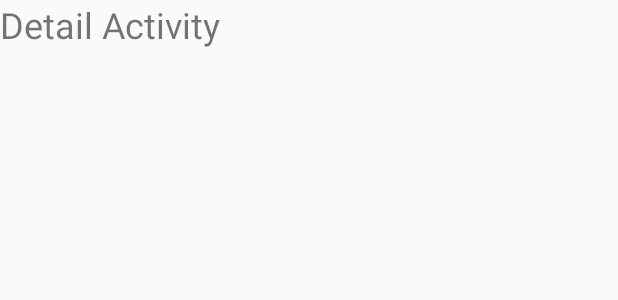
After one commit to parthkothari/PopularMovies, an Android app: the layout activity_detail.xml on its own in the app's theme, with its tools: preview values and no code run, on a phone screen of 412 x 824 dp. The commit adds this screen. Shown: the top 300 px of the screen. Run offline under Robolectric (Android 15) with nearby library versions, the phone set to English and light mode, and no system bars.

Commit message:
feat: Clicking on Poster opens a detail View
Implmented:
1) A new DetailActivity page
2) Starting the new activity when movie poster is clicked

```diff
--- a/app/build.gradle
+++ b/app/build.gradle
@@ -17,7 +17,7 @@ android {
         }
     }
 
-    buildTypes.each{
+    buildTypes.each {
         it.buildConfigField 'String', 'TMBDApiKey', TMBDApiKey
     }
 }
--- a/app/src/main/AndroidManifest.xml
+++ b/app/src/main/AndroidManifest.xml
@@ -2,7 +2,7 @@
 <manifest xmlns:android="http://schemas.android.com/apk/res/android"
     package="com.parthkothari.popularmovies">
 
-    <uses-permission android:name="android.permission.INTERNET"/>
+    <uses-permission android:name="android.permission.INTERNET" />
 
     <application
         android:allowBackup="true"
@@ -18,6 +18,7 @@
                 <category android:name="android.intent.category.LAUNCHER" />
             </intent-filter>
         </activity>
+        <activity android:name=".DetailActivity"></activity>
     </application>
 
 </manifest>
--- a/app/src/main/java/com/parthkothari/popularmovies/MainActivity.java
+++ b/app/src/main/java/com/parthkothari/popularmovies/MainActivity.java
@@ -1,5 +1,6 @@
 package com.parthkothari.popularmovies;
 
+import android.content.Intent;
 import android.net.Uri;
 import android.os.AsyncTask;
 import android.os.Bundle;
@@ -89,6 +90,10 @@ public class MainActivity extends AppCompatActivity implements RecyclerViewAdapt
     @Override
     public void onMovieCardClick(int clickedItemIndex) {
         Toast.makeText(this, "I see that you clicked on item " + clickedItemIndex, Toast.LENGTH_SHORT).show();
+
+        Intent intent  = new Intent(MainActivity.this, DetailActivity.class);
+        startActivity(intent);
+
     }
 
     public class HttpGetRequest extends AsyncTask<String, Void, String> {
--- /dev/null
+++ b/app/src/main/res/layout/activity_detail.xml
@@ -0,0 +1,14 @@
+<?xml version="1.0" encoding="utf-8"?>
+<RelativeLayout xmlns:android="http://schemas.android.com/apk/res/android"
+    xmlns:app="http://schemas.android.com/apk/res-auto"
+    xmlns:tools="http://schemas.android.com/tools"
+    android:layout_width="match_parent"
+    android:layout_height="match_parent"
+    tools:context=".DetailActivity">
+    <TextView
+        android:id="@+id/tv_detail_activity_text"
+        android:layout_width="wrap_content"
+        android:layout_height="wrap_content"
+        android:text="Detail Activity"
+        android:textSize="24sp"/>
+</RelativeLayout>
```
Also changed, not shown: app/src/main/java/com/parthkothari/popularmovies/DetailActivity.java (added, +18 -0 lines).
